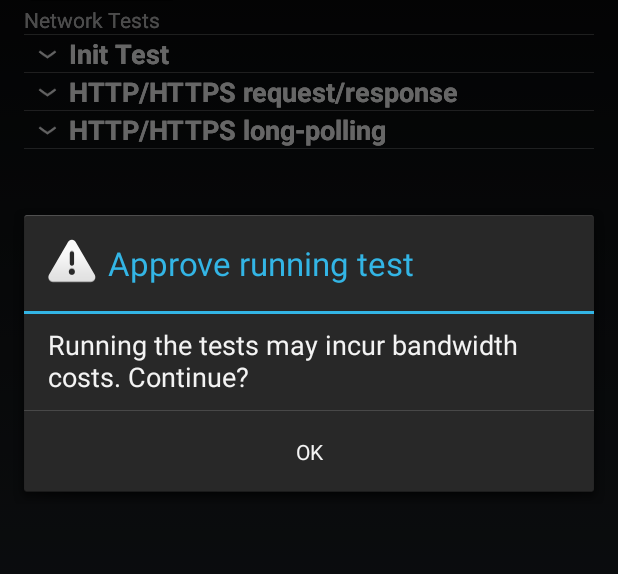
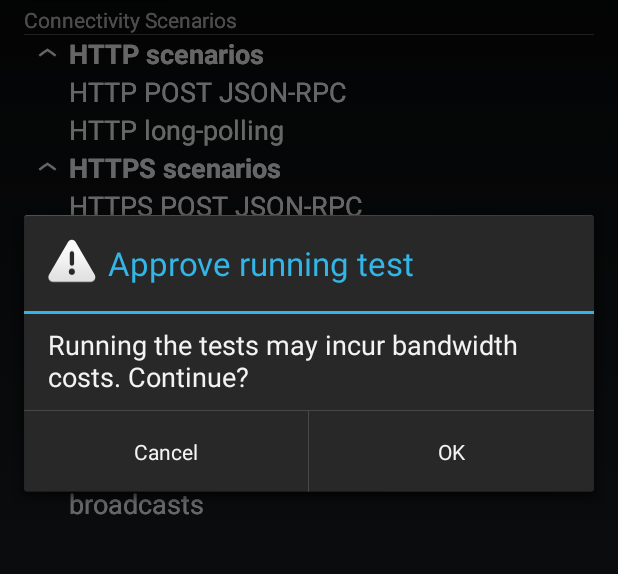
Before and after one commit to saarw/protostats, an Android app: the screen it shows after launch (ProtoStatsActivity), after a tap on "Run Tests", on a phone screen of 412 x 824 dp, the part 264-838 px from its top. Run offline under Robolectric (Android 15) with nearby library versions, the phone set to English and light mode, and no system bars.

Commit message:
Made first scenario now pass its run.

```diff
--- a/protostats-android/app/src/main/java/se/saar/protostats/ProtoStatsActivity.java
+++ b/protostats-android/app/src/main/java/se/saar/protostats/ProtoStatsActivity.java
@@ -20,6 +20,7 @@ import android.widget.AdapterView;
 import android.widget.BaseExpandableListAdapter;
 import android.widget.Button;
 import android.widget.ExpandableListView;
+import android.widget.ProgressBar;
 import android.widget.TextView;
 
 import org.apache.http.HttpResponse;
@@ -88,32 +89,15 @@ public class ProtoStatsActivity extends Activity {
                                  Bundle savedInstanceState) {
             View rootView = inflater.inflate(R.layout.fragment_start, container, false);
 
-            Button runTestsButton = (Button) rootView.findViewById(R.id.runTestButton);
-            System.out.println("Adding onclick listener to button that has listeners: " + runTestsButton.hasOnClickListeners());
-            runTestsButton.setOnClickListener(new View.OnClickListener() {
-                @Override
-                public void onClick(View v) {
-                    System.out.println("Button clicked");
-                    String[] excludedScenarios = checkExcludedScenarios();
-//                    if (showCostWarningDialog()) {
-//                        for (int i = 0; i < scenarios.getCategories().length; i++) {
-//                            for (String scenario : scenarios.getScenariosForCategoryIdx(i)) {
-//                                runScenario(scenarios.getScenarioInfo(scenario));
-//                            }
-//                        }
-//                    }
-                }
-            });
+            // System.out.println(view);
+            final ExpandableListView scenariosListView = (ExpandableListView) rootView.findViewById(R.id.testScenarioListView);
+            TextView testScenariosHeader = new TextView(getActivity());
+            testScenariosHeader.setText("Connectivity Scenarios");
+            scenariosListView.addHeaderView(testScenariosHeader);
 
-            // System.out.println(view);
-            final ExpandableListView testScenariosView = (ExpandableListView) rootView.findViewById(R.id.testScenarioListView);
-            TextView testScenariosHeader = new TextView(getActivity());
-            testScenariosHeader.setText("Network Tests");
-            testScenariosView.addHeaderView(testScenariosHeader);
-
-            // testScenariosView.setGroupIndicator(null);
-            testScenariosView.setChildIndicator(null);
-            testScenariosView.setAdapter(new BaseExpandableListAdapter() {
+            // scenariosListView.setGroupIndicator(null);
+            scenariosListView.setChildIndicator(null);
+            scenariosListView.setAdapter(new BaseExpandableListAdapter() {
 
                 @Override
                 public int getGroupCount() {
@@ -172,11 +156,23 @@ public class ProtoStatsActivity extends Activity {
                 public View getChildView(int groupPosition, int childPosition, boolean isLastChild, View convertView, ViewGroup parent) {
                     View itemView = null;
                     TextView labelView = null;
-                    if ((itemView = convertView) == null || (labelView = (TextView) convertView.findViewById(R.id.scenarioLabel)) == null) {
+                    ProgressBar progressView = null;
+                    if ((itemView = convertView) == null ||
+                         (labelView = (TextView) convertView.findViewById(R.id.scenarioLabel)) == null ||
+                         (progressView = (ProgressBar) itemView.findViewById(R.id.scenarioProgress)) == null) {
                         itemView = inflater.inflate(R.layout.scenario_list_item, parent, false);
                         labelView = (TextView) itemView.findViewById(R.id.scenarioLabel);
+                        progressView = (ProgressBar) itemView.findViewById(R.id.scenarioProgress);
                     }
                     labelView.setText(scenarios.getScenariosForCategoryIdx(groupPosition)[childPosition]);
+                    int progress = scenarios.getProgress(groupPosition,
+                            scenarios.getScenariosForCategoryIdx(groupPosition)[childPosition]);
+                    if (progress == 0) {
+                        progressView.setVisibility(View.INVISIBLE);
+                    } else {
+                        progressView.setVisibility(View.VISIBLE);
+                        progressView.setProgress(progress);
+                    }
                     return itemView;
                 }
 
@@ -185,33 +181,74 @@ public class ProtoStatsActivity extends Activity {
                     return false;
                 }
             });
-            // for (int i = 0; i < scenarios.getCategories().length; i++) {
-            //     testScenariosView.expandGroup(i);
-            // }
+            for (int i = 0; i < scenarios.getCategories().length; i++) {
+                 scenariosListView.expandGroup(i);
+            }
+
+            Button runTestsButton = (Button) rootView.findViewById(R.id.runTestButton);
+            runTestsButton.setOnClickListener(new View.OnClickListener() {
+                @Override
+                public void onClick(View v) {
+                    runScenariosClicked(scenariosListView);
+                }
+            });
 
             return rootView;
         }
 
-        private String[] checkExcludedScenarios() {
+        private void runScenariosClicked(final ExpandableListView progressView) {
             TelephonyManager telephonyManager = (TelephonyManager) getActivity().
                     getSystemService(Context.TELEPHONY_SERVICE);
             ConnectivityManager connectivityManager = (ConnectivityManager) getActivity().
                     getSystemService(Context.CONNECTIVITY_SERVICE);
             System.out.println("Managers received: " + telephonyManager);
-            NetworkInfo activeNetwork = ensureConnectedOverMobile(connectivityManager);
+            final NetworkInfo activeNetwork = ensureConnectedOverMobile(connectivityManager);
+            showAlert("Approve running test",
+                    "Running the tests may incur bandwidth costs. Continue?",
+                    new DialogInterface.OnClickListener() {
+                @Override
+                public void onClick(DialogInterface dialog, int which) {
+                    TelephonyManager telephonyManager = (TelephonyManager) getActivity().
+                            getSystemService(Context.TELEPHONY_SERVICE);
+                    ScenarioRunner runner = new ScenarioRunner(scenarios);
+                    runner.runScenarios(telephonyManager, activeNetwork);
+                    startProgressUpdater(runner, progressView);
+                }
+            }, true);
+        }
 
-            return new String[0];
+        private void startProgressUpdater(final ScenarioRunner runner, final ExpandableListView progressView) {
+            AsyncTask<Object, Object, Object> task = new AsyncTask<Object, Object, Object>() {
+                @Override
+                protected Object doInBackground(Object... params) {
+                    try {
+                        while(!runner.isFinished()) {
+                            publishProgress();
+                            Thread.sleep(100);
+                        }
+                        publishProgress();
+                    } catch (InterruptedException e) {
+                        e.printStackTrace();
+                    }
+                    return null;
+                }
+
+                @Override
+                protected void onProgressUpdate(Object... values) {
+                    progressView.invalidateViews();
+                    super.onProgressUpdate(values);
+                }
+            };
+            task.execute(new Object[0]);
         }
 
         private NetworkInfo ensureConnectedOverMobile(ConnectivityManager connectivityManager) {
             NetworkInfo activeNetwork = connectivityManager.getActiveNetworkInfo();
-            String title = "Approve running test";
-            String message = "Running the tests may incur bandwidth costs. Continue?";
             if (activeNetwork.getType() != ConnectivityManager.TYPE_MOBILE || !activeNetwork.isConnected()) {
                 activeNetwork = null;
                 NetworkInfo[] networkInfos = connectivityManager.getAllNetworkInfo();
-                title = "Not connected on mobile network";
-                message = "Device does not have mobile any mobile networks to test.";
+                String title = "Not connected on mobile network";
+                String message = "Device does not have mobile any mobile networks to test.";
                 for (NetworkInfo info : networkInfos) {
                     if (info.getType() == ConnectivityManager.TYPE_MOBILE) {
                         connectivityManager.setNetworkPreference(info.getType());
@@ -219,44 +256,28 @@ public class ProtoStatsActivity extends Activity {
                         break;
                     }
                 }
+                showAlert(title, message, new DialogInterface.OnClickListener() {
+                    @Override
+                    public void onClick(DialogInterface dialog, int which) {
+                    }
+                }, false);
             }
-            final NetworkInfo finalActiveNet = activeNetwork;
-            AlertDialog dialog = new AlertDialog.Builder(getActivity()).
-                    setTitle(title).setMessage(message).
-                    setIcon(android.R.drawable.ic_dialog_alert).setPositiveButton("OK", new DialogInterface.OnClickListener() {
-                @Override
-                public void onClick(DialogInterface dialog, int which) {
-                    TelephonyManager telephonyManager = (TelephonyManager) getActivity().
-                            getSystemService(Context.TELEPHONY_SERVICE);
-                    ScenarioRunner runner = new ScenarioRunner(scenarios);
-                    runner.runScenarios(telephonyManager, finalActiveNet);
-                }
-            }).create();
-
-            dialog.show();
-
             return activeNetwork;
         }
 
-        private boolean showCostWarningDialog() {
-            // Show dialog that warns of bandwidth costs
-            return true;
-        }
-
-        private void runScenario(Scenario scenarioInfo) {
-            AsyncTask<Runnable, Integer, Exception> task = new AsyncTask<Runnable, Integer, Exception>() {
-
-                @Override
-                protected Exception doInBackground(Runnable... params) {
-                    try {
-                        params[0].run();
-                    } catch (Exception e) {
-                        return e;
+        private void showAlert(String title, String message, DialogInterface.OnClickListener okListener, boolean hasCancel) {
+            AlertDialog.Builder dialogBuilder = new AlertDialog.Builder(getActivity()).
+                    setTitle(title).setMessage(message).
+                    setIcon(android.R.drawable.ic_dialog_alert).
+                    setPositiveButton("OK", okListener);
+            if (hasCancel) {
+                dialogBuilder.setNegativeButton("Cancel", new DialogInterface.OnClickListener() {
+                    @Override
+                    public void onClick(DialogInterface dialog, int which) {
                     }
-                    return null;
-                }
-            };
-            task.executeOnExecutor(AsyncTask.THREAD_POOL_EXECUTOR, scenarioInfo.scenarioLogic);
+                });
+            }
+            dialogBuilder.create().show();
         }
     }
 }
--- /dev/null
+++ b/protostats-android/app/src/main/java/se/saar/protostats/RunnableScenario.java
@@ -0,0 +1,37 @@
+package se.saar.protostats;
+
+import android.os.RecoverySystem;
+
+import java.util.concurrent.atomic.AtomicInteger;
+
+/**
+ * Created by william on 2014-12-31.
+ */
+public class RunnableScenario {
+    private final ScenarioID id;
+    private final ScenarioLogic scenarioLogic;
+    private final AtomicInteger runProgress = new AtomicInteger();
+
+    public RunnableScenario(ScenarioID id, ScenarioLogic logic) {
+        this.id = id;
+        this.scenarioLogic = logic;
+    }
+
+    public void run(String token, ScenarioRunner context) throws Exception {
+        scenarioLogic.run(token, context, new RecoverySystem.ProgressListener() {
+            @Override
+            public void onProgress(int progress) {
+                runProgress.set(1);
+                runProgress.set(progress);
+            }
+        });
+    }
+
+    public int getProgress() {
+        return runProgress.get();
+    }
+
+    interface ScenarioLogic {
+        public void run(String token, ScenarioRunner context, RecoverySystem.ProgressListener progressListener) throws Exception;
+    }
+}
--- /dev/null
+++ b/protostats-android/app/src/main/java/se/saar/protostats/ScenarioID.java
@@ -0,0 +1,18 @@
+package se.saar.protostats;
+
+/**
+ * Created by william on 2015-01-06.
+ */
+public enum ScenarioID {
+    HTTP_POST_JSON_RPC(0, "HTTP scenarios", "HTTP POST JSON-RPC");
+
+    public final int id;
+    public final String category;
+    public final String title;
+
+    ScenarioID(int id, String category, String title) {
+        this.id = id;
+        this.category = category;
+        this.title = title;
+    }
+}
--- a/protostats-android/app/src/main/java/se/saar/protostats/Scenarios.java
+++ b/protostats-android/app/src/main/java/se/saar/protostats/Scenarios.java
@@ -1,24 +1,32 @@
 package se.saar.protostats;
+
+import android.os.RecoverySystem;
 
 import java.util.LinkedHashMap;
 import java.util.Map;
+import java.util.concurrent.ConcurrentHashMap;
 
 /**
  * Created by william on 2014-12-29.
  */
 public class Scenarios {
     private Map<String, String[]> categoriesToScenarios;
-    private Map<String, Scenario> nameToScenarioDescriptors;
+    private Map<ScenarioID, RunnableScenario> runnableScenarios;
     private String[] categories;
 
     public Scenarios() {
         categoriesToScenarios = new LinkedHashMap<String, String[]>();
-        categoriesToScenarios.put("Init Test", new String[] {"HTTP - Init test RPC call"});
-        categoriesToScenarios.put("HTTP/HTTPS request/response",
-                new String[] {"HTTP Post JSON-RPC", "HTTPS Post JSON-RPC"});
-        categoriesToScenarios.put("HTTP/HTTPS long-polling",
-                new String[] {"HTTP Post long-polling", "HTTPS Post long-polling"});
+        categoriesToScenarios.put(ScenarioID.HTTP_POST_JSON_RPC.category,
+                new String[] {ScenarioID.HTTP_POST_JSON_RPC.title, "HTTP long-polling"});
+        categoriesToScenarios.put("HTTPS scenarios",
+                new String[] {"HTTPS POST JSON-RPC", "HTTPS long-polling"});
+        categoriesToScenarios.put("Socket scenarios",
+                new String[] {"Socket send RPCs", "Socket subscribe-receive broadcasts"});
+        categoriesToScenarios.put("Websocket scenarios",
+                new String[] {"Websocket RPCs", "Websocket subscribe-receive broadcasts"});
         categories = categoriesToScenarios.keySet().toArray(new String[categoriesToScenarios.size()]);
+        runnableScenarios = new ConcurrentHashMap<ScenarioID, RunnableScenario>();
+        runnableScenarios.put(ScenarioID.HTTP_POST_JSON_RPC, new JsonRpcScenario());
     }
 
 
@@ -31,7 +39,40 @@ public class Scenarios {
         return scenarios == null ? new String[0] : scenarios;
     }
 
-    public Scenario getScenarioInfo(String scenarioName) {
-        return nameToScenarioDescriptors.get(scenarioName);
+    public int getProgress(int categoryIdx, String scenarioTitle) {
+        for (Map.Entry<ScenarioID, RunnableScenario> entry : runnableScenarios.entrySet()) {
+            if (entry.getKey().title.equals(scenarioTitle)) {
+                return entry.getValue().getProgress();
+            }
+        }
+        return 0;
+    }
+
+    public RunnableScenario getRunnableScenario(ScenarioID scenarioId) {
+        return runnableScenarios.get(scenarioId);
+    }
+
+    static class JsonRpcScenario extends RunnableScenario {
+
+        public JsonRpcScenario() {
+            super(ScenarioID.HTTP_POST_JSON_RPC, new JsonRpcScenarioLogic());
+        }
+
+        static class JsonRpcScenarioLogic implements ScenarioLogic {
+            @Override
+            public void run(String token, ScenarioRunner context, RecoverySystem.ProgressListener progressListener) throws Exception {
+                int reqs = 5;
+                for (int i = 0; i < reqs; i++) {
+                    if (i > 0) {
+                        Thread.sleep(5000);
+                    }
+                    String result = context.sendPost("http://10.0.2.2:8080/rpc", "RpcScenarioCall", token);
+                    if (result == null || result.length() < 10 || !result.endsWith("end an end")) {
+                        throw new Exception("Returned unexpected result: " + result);
+                    }
+                    progressListener.onProgress((i + 1) * (100 / reqs));
+                }
+            }
+        }
     }
 }
--- a/protostats-android/app/src/main/res/layout/scenario_list_item.xml
+++ b/protostats-android/app/src/main/res/layout/scenario_list_item.xml
@@ -15,9 +15,10 @@
         android:textColor="@android:color/white" />
 
     <ProgressBar
-        style="?android:attr/progressBarStyleSmall"
+        style="?android:attr/progressBarStyleHorizontal"
         android:layout_width="wrap_content"
-        android:layout_height="wrap_content"
-        android:id="@+id/scenarioProgress"/>
+        android:layout_height="match_parent"
+        android:id="@+id/scenarioProgress"
+        android:indeterminate="false" />
 
 </LinearLayout>
```
Also changed, not shown: protostats-android/app/src/main/java/se/saar/protostats/Scenario.java (deleted, +0 -10 lines), protostats-android/app/src/main/java/se/saar/protostats/ScenarioRunner.java (+42 -37 lines), 5 other files.
